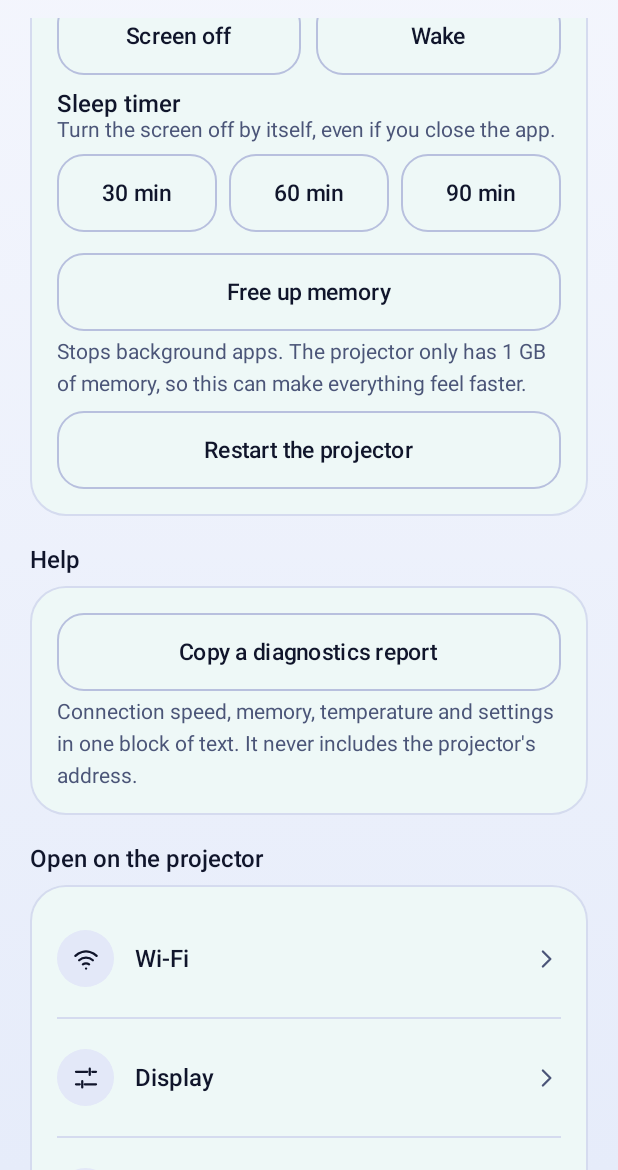
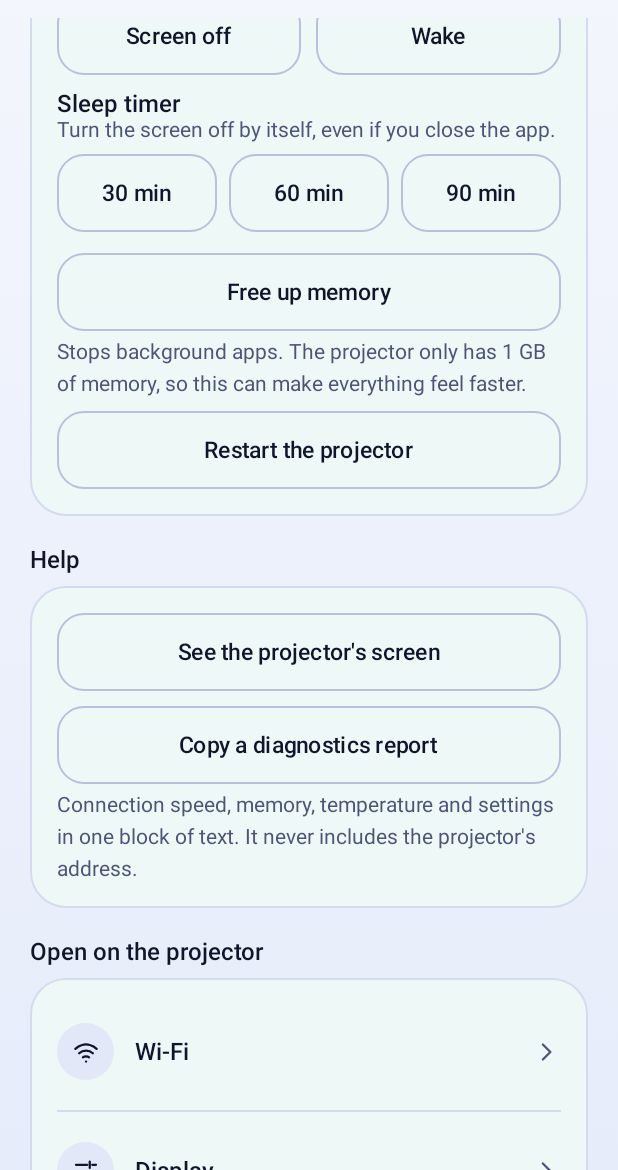
Before and after one commit to Yuvraj675/projector-control, an Android app built with Jetpack Compose: the composable DeviceScreen shown on its own in the app's theme, scrolled down 537 dp, on a phone screen of 412 x 824 dp, the part 66-1236 px from its top. Run offline under Robolectric (Android 15) with nearby library versions, the phone set to English and light mode, and no system bars.

Commit message:
See the projector's screen on the phone (screencap pulled over ADB)

```diff
--- a/app/src/main/kotlin/dev/keystone/auto/ui/screens/DeviceScreen.kt
+++ b/app/src/main/kotlin/dev/keystone/auto/ui/screens/DeviceScreen.kt
@@ -1,5 +1,6 @@
 package dev.keystone.auto.ui.screens
 
+import androidx.compose.foundation.Image
 import androidx.compose.foundation.layout.*
 import androidx.compose.material3.*
 import androidx.compose.runtime.*
@@ -92,6 +93,8 @@ fun DeviceScreen(vm: AppViewModel) {
         Spacer(Modifier.height(20.dp))
         SectionTitle("Help")
         AppCard {
+            SecondaryButton("See the projector's screen", { vm.takeScreenshot() })
+            Spacer(Modifier.height(10.dp))
             SecondaryButton("Copy a diagnostics report", { vm.copyDiagnostics() })
             Hint("Connection speed, memory, temperature and settings in one block of text. It never includes the projector's address.", Modifier.padding(top = 6.dp))
         }
@@ -106,6 +109,17 @@ fun DeviceScreen(vm: AppViewModel) {
             ListRow(Ico.Globe, "All settings") { vm.openProjectorSettings("android.settings.SETTINGS") }
         }
         Spacer(Modifier.height(8.dp))
+    }
+
+    val shot by vm.shot.collectAsState()
+    shot?.let { img ->
+        AlertDialog(
+            onDismissRequest = { vm.shot.value = null },
+            title = { Text("On the projector now") },
+            text = { Image(img, "Screenshot of the projector", Modifier.fillMaxWidth()) },
+            confirmButton = { TextButton(onClick = { vm.takeScreenshot() }) { Text("Refresh") } },
+            dismissButton = { TextButton(onClick = { vm.shot.value = null }) { Text("Close") } },
+        )
     }
 
     if (saving) AlertDialog(
```
Also changed, not shown: app/src/main/kotlin/dev/keystone/auto/AppViewModel.kt (+14 -0 lines), app/src/main/kotlin/dev/keystone/auto/link/Adb.kt (+9 -0 lines), app/src/main/kotlin/dev/keystone/auto/link/ProjectorTools.kt (+14 -0 lines), 1 other file.
